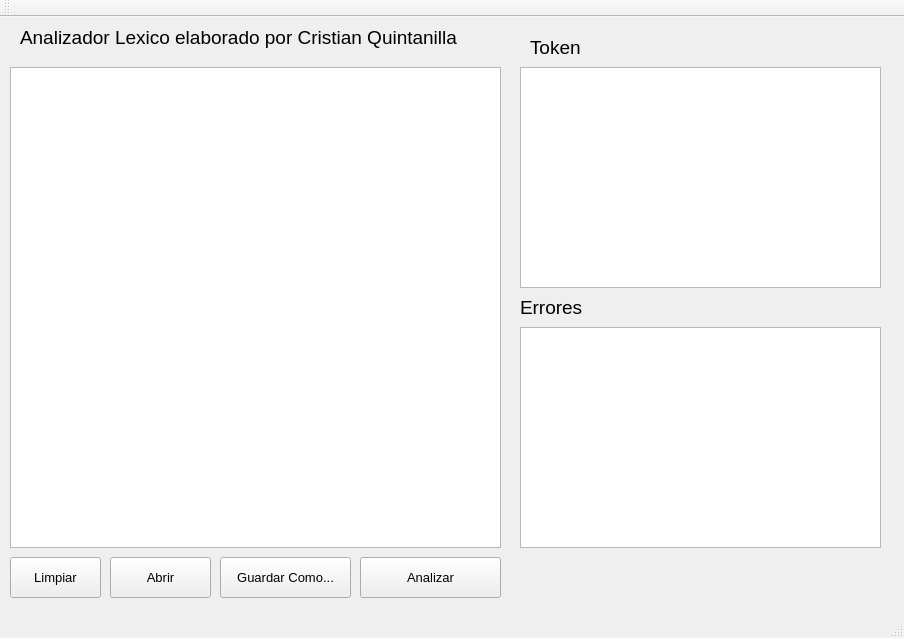
Before: the Qt Designer form mainwindow.ui in cristian-quintanilla/analizadorlexico, drawn with Qt 5.
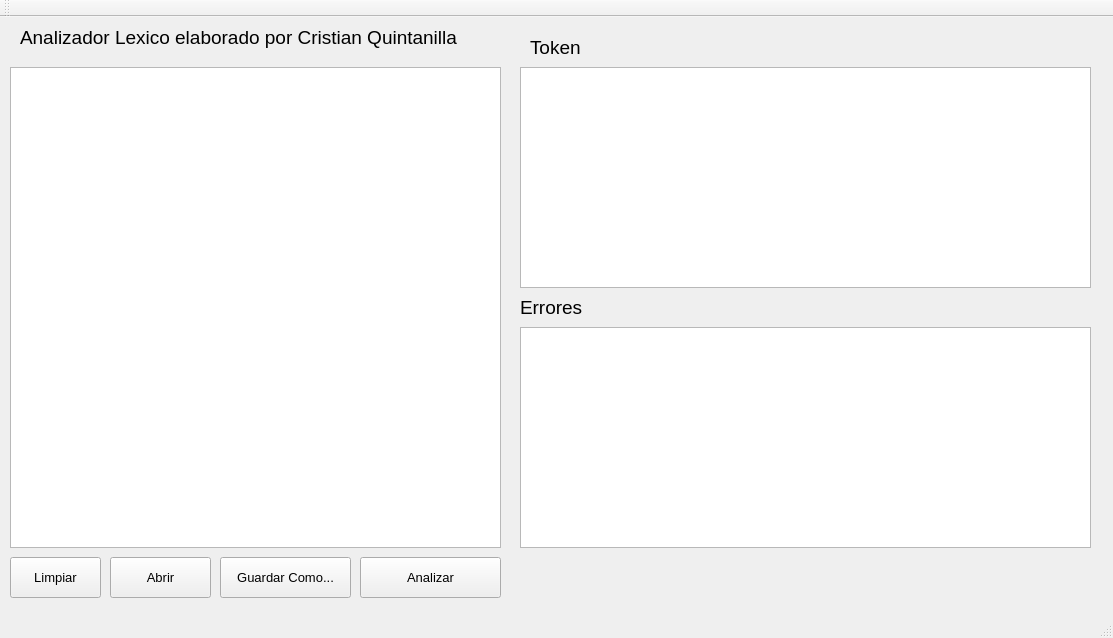
After: the same form once the commit is applied.

Commit message: Analizador Terminado, faltan las Palabras Reservadas.

Patch:
```diff
--- a/mainwindow.ui
+++ b/mainwindow.ui
@@ -6,7 +6,7 @@
    <rect>
     <x>0</x>
     <y>0</y>
-    <width>904</width>
+    <width>1113</width>
     <height>638</height>
    </rect>
   </property>
@@ -106,13 +106,13 @@
      <rect>
       <x>520</x>
       <y>50</y>
-      <width>361</width>
+      <width>571</width>
       <height>221</height>
      </rect>
     </property>
     <property name="font">
      <font>
-      <pointsize>12</pointsize>
+      <pointsize>10</pointsize>
      </font>
     </property>
    </widget>
@@ -121,13 +121,13 @@
      <rect>
       <x>520</x>
       <y>310</y>
-      <width>361</width>
+      <width>571</width>
       <height>221</height>
      </rect>
     </property>
     <property name="font">
      <font>
-      <pointsize>12</pointsize>
+      <pointsize>10</pointsize>
      </font>
     </property>
    </widget>
```
Left out of the diff: 4 changed lines with no effect on the pictures. The commit also changes 2 other files.
